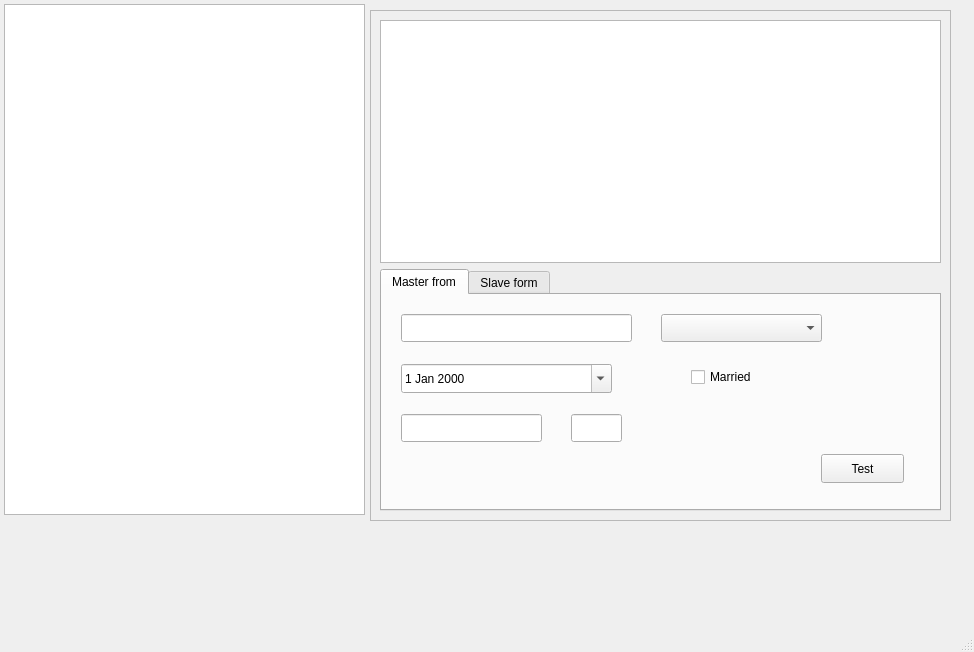
First picture: the form in source/frontend/source/ItemModelTestUI/MainWindow.ui, repository tsvari/Medicon, before the edit.
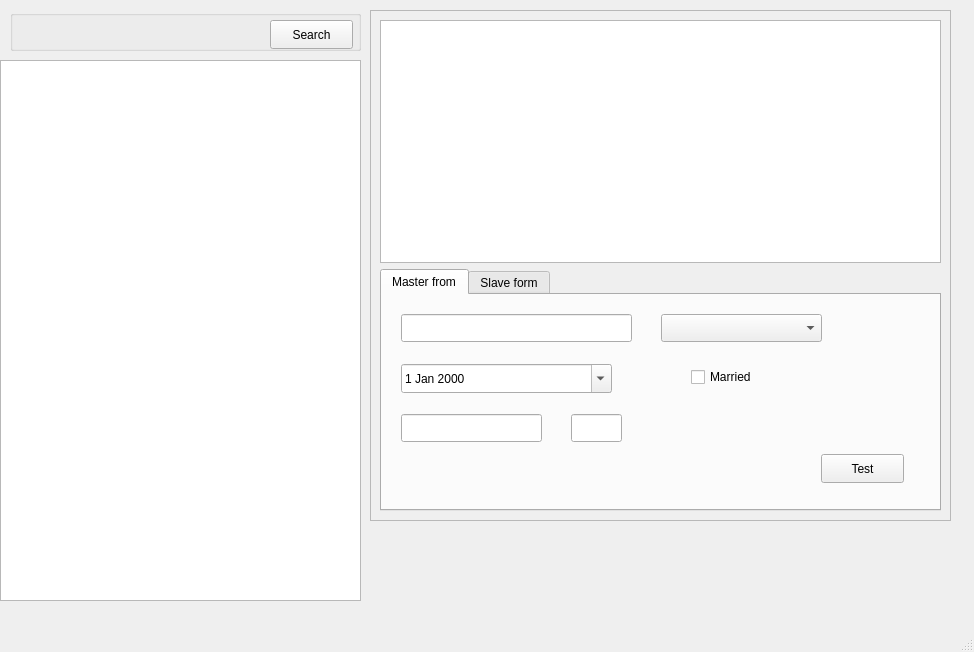
Second picture: the form after the edit. Custom widgets are drawn as their Qt base class.

Commit message: Add and implement GrpcSearchForm UI class

Patch:
```diff
--- a/source/frontend/source/ItemModelTestUI/MainWindow.ui
+++ b/source/frontend/source/ItemModelTestUI/MainWindow.ui
@@ -203,10 +203,10 @@
    <widget class="QTableView" name="masterTableView">
     <property name="geometry">
      <rect>
-      <x>4</x>
-      <y>4</y>
+      <x>0</x>
+      <y>60</y>
       <width>361</width>
-      <height>511</height>
+      <height>541</height>
      </rect>
     </property>
     <property name="selectionMode">
@@ -216,6 +216,53 @@
      <enum>QAbstractItemView::SelectionBehavior::SelectRows</enum>
     </property>
    </widget>
+   <widget class="GrpcSearchForm" name="searchForm" native="true">
+    <property name="geometry">
+     <rect>
+      <x>10</x>
+      <y>10</y>
+      <width>351</width>
+      <height>41</height>
+     </rect>
+    </property>
+    <layout class="QHBoxLayout" name="horizontalLayout">
+     <property name="spacing">
+      <number>2</number>
+     </property>
+     <property name="leftMargin">
+      <number>0</number>
+     </property>
+     <property name="topMargin">
+      <number>0</number>
+     </property>
+     <property name="rightMargin">
+      <number>0</number>
+     </property>
+     <property name="bottomMargin">
+      <number>0</number>
+     </property>
+     <item>
+      <widget class="QGroupBox" name="groupBox">
+       <property name="title">
+        <string/>
+       </property>
+       <widget class="QPushButton" name="searchButton">
+        <property name="geometry">
+         <rect>
+          <x>260</x>
+          <y>10</y>
+          <width>83</width>
+          <height>29</height>
+         </rect>
+        </property>
+        <property name="text">
+         <string>Search</string>
+        </property>
+       </widget>
+      </widget>
+     </item>
+    </layout>
+   </widget>
   </widget>
   <widget class="QMenuBar" name="menubar">
    <property name="geometry">
@@ -242,6 +289,12 @@
    <header>C:\projects\Medicon\source\frontend\source\TestSharedUtility.h</header>
    <container>1</container>
   </customwidget>
+  <customwidget>
+   <class>GrpcSearchForm</class>
+   <extends>QWidget</extends>
+   <header>C:\projects\Medicon\source\frontend\source\GrpcSearchForm.h</header>
+   <container>1</container>
+  </customwidget>
  </customwidgets>
  <resources/>
  <connections/>
```
The commit also changes 6 other files.
